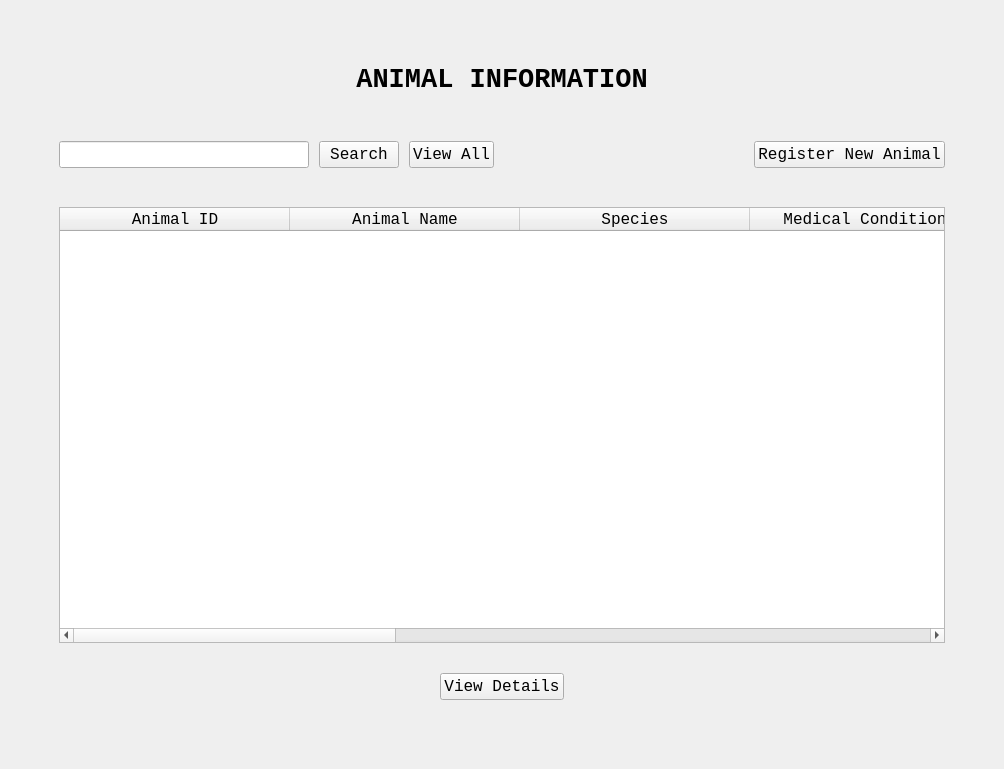
Qt form AnimalInformationUI.ui (ASNaeem/Simple-VCMS) before a commit.
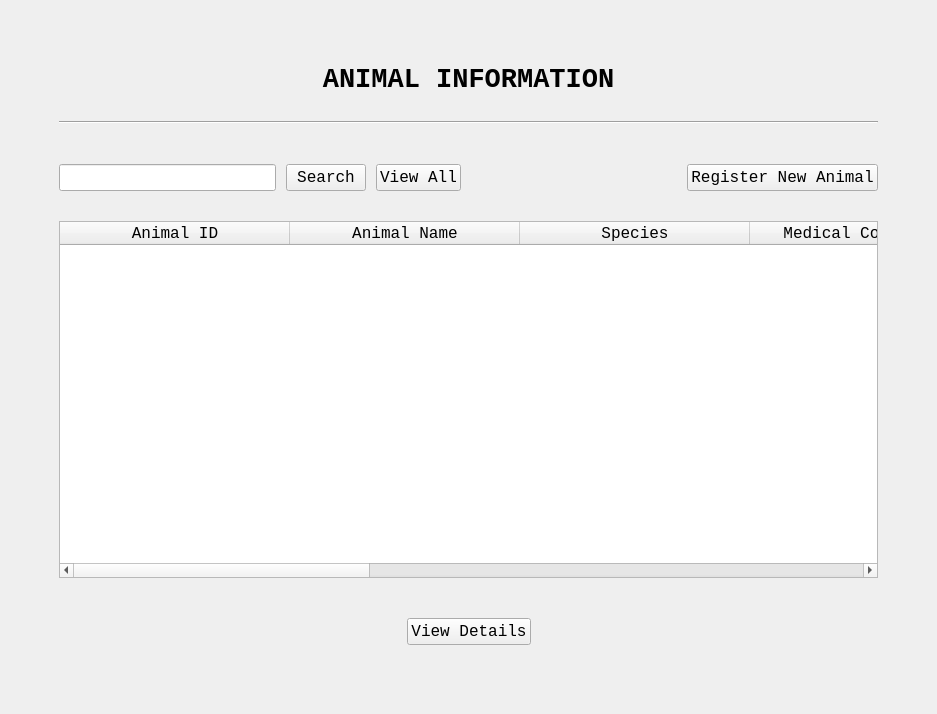
The same form after that commit.

Commit message: fixed alignment of the front windows

```diff
--- a/AnimalInformationUI.ui
+++ b/AnimalInformationUI.ui
@@ -6,8 +6,8 @@
    <rect>
     <x>0</x>
     <y>0</y>
-    <width>1004</width>
-    <height>769</height>
+    <width>937</width>
+    <height>714</height>
    </rect>
   </property>
   <property name="windowTitle">
@@ -16,9 +16,9 @@
   <widget class="QWidget" name="centralwidget">
    <layout class="QVBoxLayout" name="verticalLayout_3">
     <item>
-     <layout class="QVBoxLayout" name="verticalLayout_4" stretch="1,1,1,1,15,1">
+     <layout class="QVBoxLayout" name="verticalLayout_4" stretch="0,0,0,15,1">
       <property name="spacing">
-       <number>10</number>
+       <number>20</number>
       </property>
       <property name="leftMargin">
        <number>50</number>
@@ -71,20 +71,20 @@
        </layout>
       </item>
       <item>
-       <spacer name="verticalSpacer_3">
+       <widget class="Line" name="line">
         <property name="orientation">
-         <enum>Qt::Vertical</enum>
+         <enum>Qt::Horizontal</enum>
         </property>
-        <property name="sizeHint" stdset="0">
-         <size>
-          <width>20</width>
-          <height>40</height>
-         </size>
-        </property>
-       </spacer>
+       </widget>
       </item>
       <item>
        <layout class="QGridLayout" name="gridLayout_13">
+        <property name="topMargin">
+         <number>20</number>
+        </property>
+        <property name="bottomMargin">
+         <number>10</number>
+        </property>
         <property name="spacing">
          <number>10</number>
         </property>
@@ -179,19 +179,6 @@
         </item>
        </layout>
       </item>
-      <item>
-       <spacer name="verticalSpacer_4">
-        <property name="orientation">
-         <enum>Qt::Vertical</enum>
-        </property>
-        <property name="sizeHint" stdset="0">
-         <size>
-          <width>20</width>
-          <height>40</height>
-         </size>
-        </property>
-       </spacer>
-      </item>
       <item>
        <layout class="QGridLayout" name="gridLayout_14">
         <property name="bottomMargin">
```
The commit also changes 7 other files.
